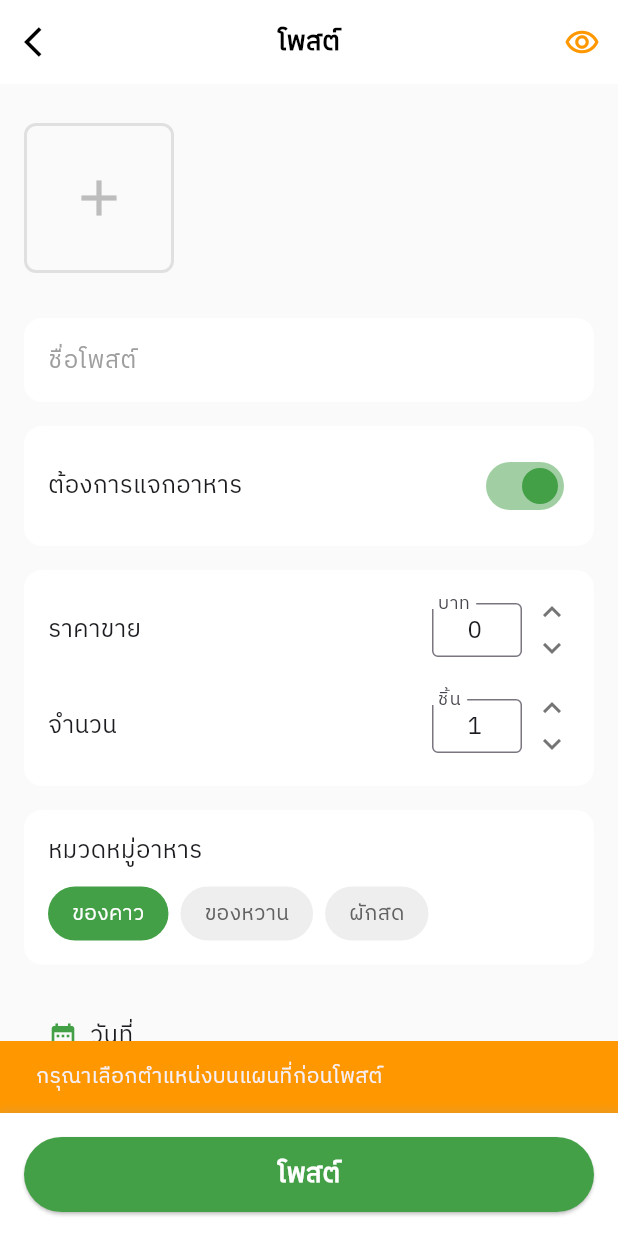
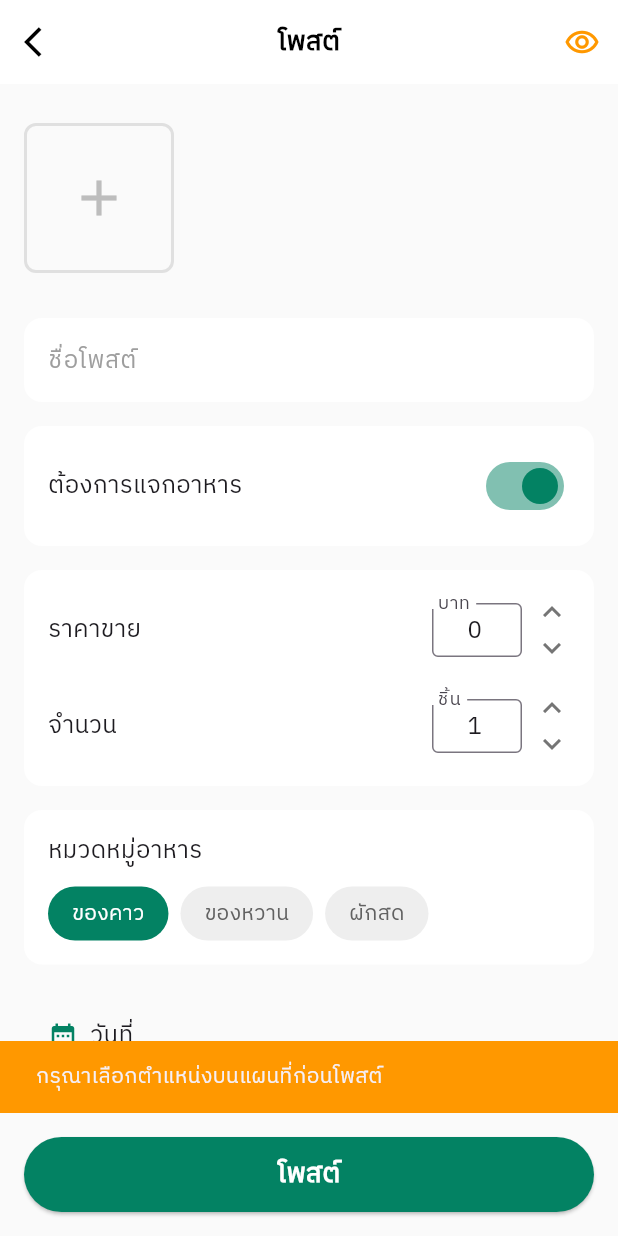
Before and after one commit to 17punchisama/FoodBridge, a Flutter app: the CreatePostPage screen opened directly, after a tap on "โพสต์", on a phone screen of 412 x 824 dp. Run offline on Flutter 3.47's test engine with Material 3 defaults, Android fonts, the light colour scheme and no system bars; our stand-ins replace flutter_secure_storage, flutter_svg, geocoding, geolocator, google_maps_flutter, image_picker and 1 more; accounts and stored records are empty; project files that could hold a hidden picture were left out.

Commit message:
Refactor color scheme and improve location search functionality in post creation and map picker

```diff
--- a/foodbridgeapp/lib/screens/create_post.dart
+++ b/foodbridgeapp/lib/screens/create_post.dart
@@ -231,7 +231,7 @@ class _CreatePostPageState extends State<CreatePostPage> {
                         }
                       });
                     },
-                    activeColor: Colors.green[600],
+                    activeColor: Color(0xFF038263),
                   ),
                 ],
               ),
@@ -273,7 +273,7 @@ class _CreatePostPageState extends State<CreatePostPage> {
                                   controller: _pricecontroller,
                                   keyboardType: TextInputType.number,
                                   textAlign: TextAlign.center,
-                                  onSubmitted: (value) {
+                                  onChanged: (value) {
                                     setState(() {
                                       _price = int.tryParse(value) ?? 0;
                                       _pricecontroller.text = _price.toString();
@@ -440,7 +440,7 @@ class _CreatePostPageState extends State<CreatePostPage> {
                   // Date picker row + Time pickers
                   Row(
                     children: [
-                      Icon(Icons.date_range, color: Colors.green[600], size: 20),
+                      Icon(Icons.date_range, color: Color(0xFF038263), size: 20),
                       const SizedBox(width: 8),
                       const Padding(
                       padding: EdgeInsets.symmetric(vertical: 4.0),
@@ -489,7 +489,7 @@ class _CreatePostPageState extends State<CreatePostPage> {
                   ),
                   Row(
                     children: [
-                      Icon(Icons.access_time,color: Colors.green[600],size: 20,),
+                      Icon(Icons.access_time,color: Color(0xFF038263),size: 20,),
                       const SizedBox(width: 8),
                       const Padding(
                       padding: EdgeInsets.symmetric(vertical: 4.0),
@@ -702,17 +702,6 @@ class _CreatePostPageState extends State<CreatePostPage> {
       // Bottom post button
       bottomNavigationBar: Container(
         padding: const EdgeInsets.all(16),
-        decoration: BoxDecoration(
-          color: Colors.white,
-          boxShadow: [
-            BoxShadow(
-              color: Colors.grey.withOpacity(0.2),
-              spreadRadius: 1,
-              blurRadius: 4,
-              offset: const Offset(0, -2),
-            ),
-          ],
-        ),
         child: SizedBox(
           width: double.infinity,
           height: 50,
@@ -722,7 +711,7 @@ class _CreatePostPageState extends State<CreatePostPage> {
               _createPost();
             },
             style: ElevatedButton.styleFrom(
-              backgroundColor: Colors.green[600],
+              backgroundColor: Color(0xFF038263),
               shape: RoundedRectangleBorder(
                 borderRadius: BorderRadius.circular(25),
               ),
@@ -752,7 +741,7 @@ class _CreatePostPageState extends State<CreatePostPage> {
       child: Container(
         padding: const EdgeInsets.symmetric(horizontal: 16, vertical: 8),
         decoration: BoxDecoration(
-          color: isSelected ? Colors.green[600] : Colors.grey[200],
+          color: isSelected ? Color(0xFF038263) : Colors.grey[200],
           borderRadius: BorderRadius.circular(20),
         ),
         child: Text(
@@ -847,7 +836,7 @@ class _CreatePostPageState extends State<CreatePostPage> {
     "phone": _phoneController.text,
     "lat": _latLng!.latitude,
     "lng": _latLng!.longitude,
-    "image_url": _uploadedImageUrl ?? '',
+    "images": [_uploadedImageUrl],
     "categories": [_selectedCategory], // only one selected
   };
 
@@ -868,7 +857,7 @@ class _CreatePostPageState extends State<CreatePostPage> {
       ScaffoldMessenger.of(context).showSnackBar(
         const SnackBar(
           content: Text('โพสต์สำเร็จแล้ว!'),
-          backgroundColor: Colors.green,
+          backgroundColor: Color(0xFF038263),
         ),
       );
       Future.delayed(const Duration(seconds: 1), () {
--- a/foodbridgeapp/lib/screens/post_page.dart
+++ b/foodbridgeapp/lib/screens/post_page.dart
@@ -91,7 +91,7 @@ class _PostPageState extends State<PostPage> {
 
       if (response.statusCode == 200) {
         final data = jsonDecode(response.body);
-
+        print('${widget.postId}');
         setState(() {
           status = data['status'] ?? 'เปิดจอง';
           isGiveaway = data['is_giveaway'] ?? false;
@@ -989,7 +989,7 @@ class _PostPageState extends State<PostPage> {
                 width: double.infinity,
                 height: 50,
                 child: ElevatedButton(
-                  onPressed: () => _handleReservationAction(context),
+                  onPressed: () => _handleReservationAction(context), // reservation action
                   style: ElevatedButton.styleFrom(
                     backgroundColor: const Color(0xFF038263),
                     shape: RoundedRectangleBorder(
```
Also changed, not shown: foodbridgeapp/lib/screens/map_picker_page.dart (+49 -16 lines).
